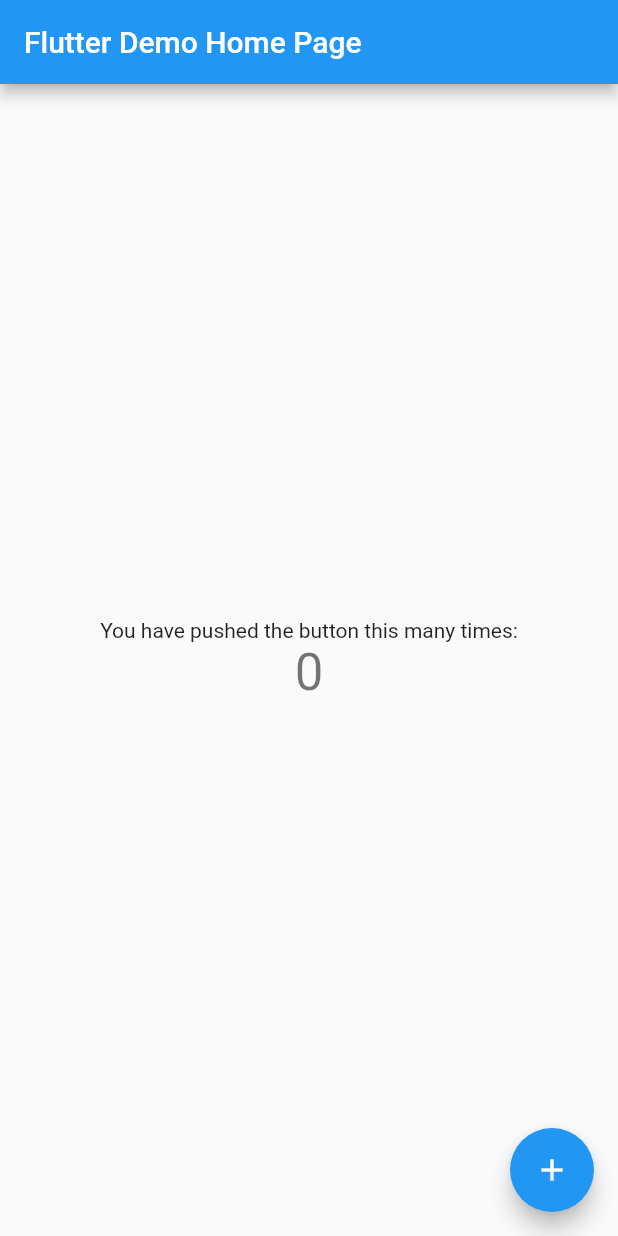
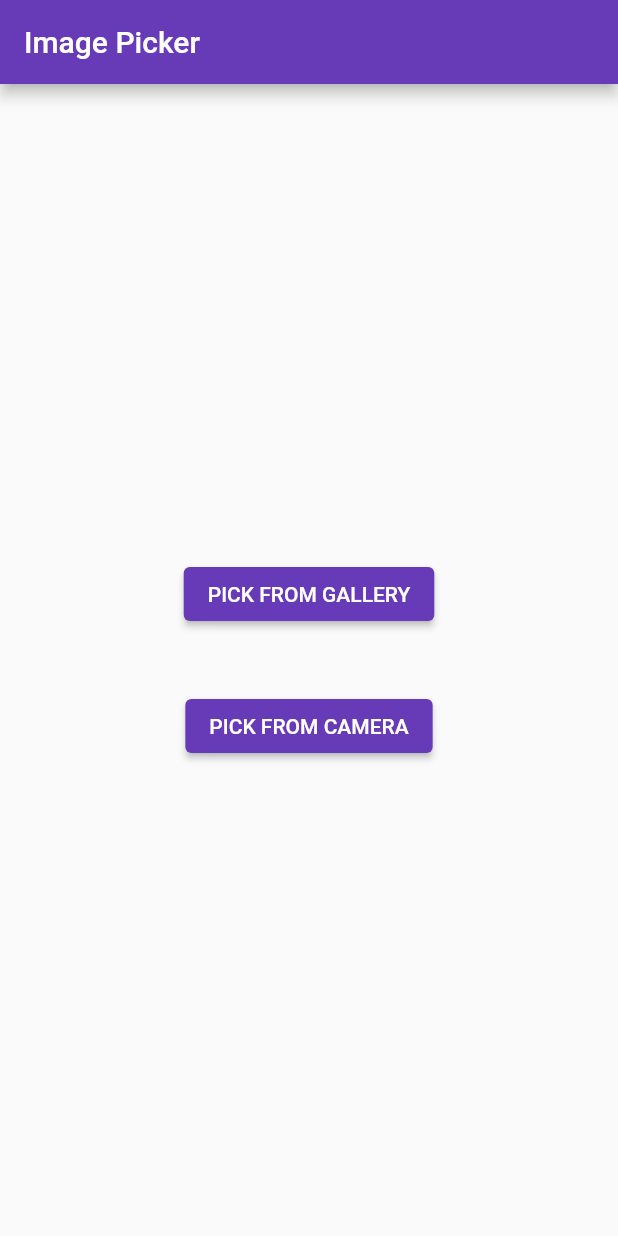
Before and after one commit to opnsnap/flutter-client, a Flutter app: the screen it shows after launch, on a phone screen of 412 x 824 dp. Run offline on Flutter 3.47's test engine with Material 2 defaults, Android fonts, the phone set to English and light mode, and no system bars; our stand-ins replace image_picker; missing offline and left inert: flutter_camera.

Commit message:
feat: add image picker

```diff
--- a/lib/main.dart
+++ b/lib/main.dart
@@ -1,4 +1,8 @@
 import 'package:flutter/material.dart';
+import 'dart:async';
+import 'dart:io';
+import 'package:flutter_camera/flutter_camera.dart';
+import 'package:image_picker/image_picker.dart';
 
 void main() {
   runApp(const MyApp());
@@ -11,105 +15,91 @@ class MyApp extends StatelessWidget {
   @override
   Widget build(BuildContext context) {
     return MaterialApp(
-      title: 'Flutter Demo',
+      title: 'opnsnap',
       theme: ThemeData(
-        // This is the theme of your application.
-        //
-        // Try running your application with "flutter run". You'll see the
-        // application has a blue toolbar. Then, without quitting the app, try
-        // changing the primarySwatch below to Colors.green and then invoke
-        // "hot reload" (press "r" in the console where you ran "flutter run",
-        // or simply save your changes to "hot reload" in a Flutter IDE).
-        // Notice that the counter didn't reset back to zero; the application
-        // is not restarted.
-        primarySwatch: Colors.blue,
+        primarySwatch: Colors.deepPurple,
       ),
-      home: const MyHomePage(title: 'Flutter Demo Home Page'),
+      home: const MyHomePage(),
     );
   }
 }
 
 class MyHomePage extends StatefulWidget {
-  const MyHomePage({Key? key, required this.title}) : super(key: key);
-
-  // This widget is the home page of your application. It is stateful, meaning
-  // that it has a State object (defined below) that contains fields that affect
-  // how it looks.
-
-  // This class is the configuration for the state. It holds the values (in this
-  // case the title) provided by the parent (in this case the App widget) and
-  // used by the build method of the State. Fields in a Widget subclass are
-  // always marked "final".
-
-  final String title;
+  const MyHomePage({Key? key}) : super(key: key);
 
   @override
   State<MyHomePage> createState() => _MyHomePageState();
 }
 
 class _MyHomePageState extends State<MyHomePage> {
-  int _counter = 0;
+  File? imageFile;
 
-  void _incrementCounter() {
+  /// Get from gallery
+  _getFromGallery() async {
+    var pickedFile = await ImagePicker().pickImage(
+      source: ImageSource.gallery,
+      maxWidth: 1800,
+      maxHeight: 1800,
+    );
+    if (pickedFile != null) {
       setState(() {
-      // This call to setState tells the Flutter framework that something has
-      // changed in this State, which causes it to rerun the build method below
-      // so that the display can reflect the updated values. If we changed
-      // _counter without calling setState(), then the build method would not be
-      // called again, and so nothing would appear to happen.
-      _counter++;
+        imageFile = File(pickedFile.path);
       });
+    }
+  }
+
+  /// Get from Camera
+  _getFromCamera() async {
+    var pickedFile = await ImagePicker().pickImage(
+      source: ImageSource.camera,
+      maxWidth: 1800,
+      maxHeight: 1800,
+    );
+    if (pickedFile != null) {
+      setState(() {
+        imageFile = File(pickedFile.path);
+      });
+    }
   }
 
   @override
   Widget build(BuildContext context) {
-    // This method is rerun every time setState is called, for instance as done
-    // by the _incrementCounter method above.
-    //
-    // The Flutter framework has been optimized to make rerunning build methods
-    // fast, so that you can just rebuild anything that needs updating rather
-    // than having to individually change instances of widgets.
     return Scaffold(
         appBar: AppBar(
-        // Here we take the value from the MyHomePage object that was created by
-        // the App.build method, and use it to set our appbar title.
-        title: Text(widget.title),
+          title: Text("Image Picker"),
         ),
-      body: Center(
-        // Center is a layout widget. It takes a single child and positions it
-        // in the middle of the parent.
+        body: Container(
+            child: imageFile == null
+                ? Container(
+                    alignment: Alignment.center,
                     child: Column(
-          // Column is also a layout widget. It takes a list of children and
-          // arranges them vertically. By default, it sizes itself to fit its
-          // children horizontally, and tries to be as tall as its parent.
-          //
-          // Invoke "debug painting" (press "p" in the console, choose the
-          // "Toggle Debug Paint" action from the Flutter Inspector in Android
-          // Studio, or the "Toggle Debug Paint" command in Visual Studio Code)
-          // to see the wireframe for each widget.
-          //
-          // Column has various properties to control how it sizes itself and
-          // how it positions its children. Here we use mainAxisAlignment to
-          // center the children vertically; the main axis here is the vertical
-          // axis because Columns are vertical (the cross axis would be
-          // horizontal).
                       mainAxisAlignment: MainAxisAlignment.center,
                       children: <Widget>[
-            const Text(
-              'You have pushed the button this many times:',
+                        ElevatedButton(
+                          onPressed: () {
+                            _getFromGallery();
+                          },
+                          child: const Text("PICK FROM GALLERY"),
                         ),
-            Text(
-              '$_counter',
-              style: Theme.of(context).textTheme.headline4,
+                        Container(
+                          height: 40.0,
                         ),
+                        ElevatedButton(
+                          onPressed: () {
+                            _getFromCamera();
+                          },
+                          child: const Text("PICK FROM CAMERA"),
+                        )
                       ],
                     ),
+                  )
+                : Container(
+                    child: imageFile == null
+                        ? const Text("NO image selected")
+                        : Image.file(
+                            imageFile!,
+                            fit: BoxFit.cover,
                           ),
-      floatingActionButton: FloatingActionButton(
-        onPressed: _incrementCounter,
-        tooltip: 'Increment',
-        child: const Icon(Icons.add),
-      ), // This trailing comma makes auto-formatting nicer for build methods.
-    );
+                  )));
   }
 }
--- a/pubspec.yaml
+++ b/pubspec.yaml
@@ -32,7 +32,8 @@ dependencies:
   camera:
   path_provider:
   path:
-
+  flutter_camera:
+  image_picker:
 
   # The following adds the Cupertino Icons font to your application.
   # Use with the CupertinoIcons class for iOS style icons.
```
Also changed, not shown: lib/camera.dart (added, +37 -0 lines), pubspec.lock, 2 other files. Lines whose indentation alone changed are shown as unchanged.
